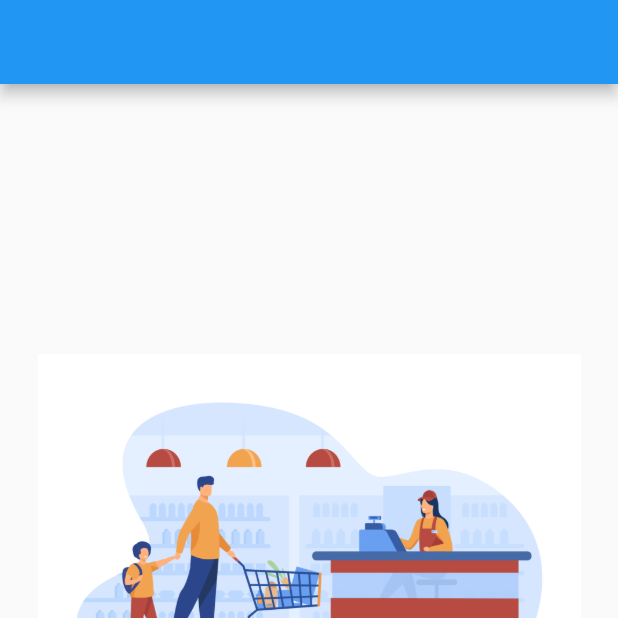
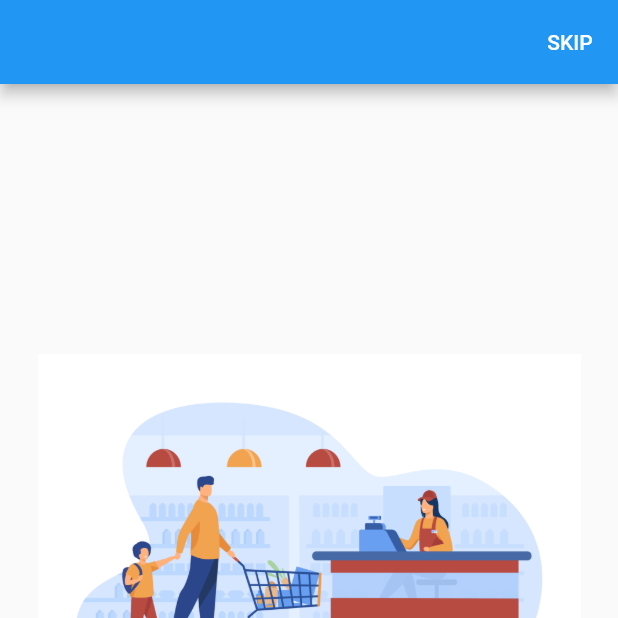
Before and after one commit to AmrAbdElHamed26/shop_app, a Flutter app: the screen it shows after launch, after a tap on the "arrow forward ios" icon, on a phone screen of 412 x 824 dp, the top half of it. Run offline on Flutter 3.47's test engine with Material 2 defaults, Android fonts, the phone set to English and light mode, and no system bars; drawn by our look-alikes of smooth_page_indicator.

Commit message:
finish OnBoarding Screen

```diff
--- a/lib/on_boarding/on_boarding_screen.dart
+++ b/lib/on_boarding/on_boarding_screen.dart
@@ -1,6 +1,9 @@
 import 'package:flutter/cupertino.dart';
 import 'package:flutter/material.dart';
 import 'package:smooth_page_indicator/smooth_page_indicator.dart';
+
+import '../login_package/login_screen.dart';
+import '../shared/components.dart';
 
 class OnBoardingData{
 
@@ -17,9 +20,14 @@ class OnBoardingData{
 
 
 }
-class OnBoardingScreen extends StatelessWidget {
+class OnBoardingScreen extends StatefulWidget {
       OnBoardingScreen({Key? key}) : super(key: key);
 
+  @override
+  State<OnBoardingScreen> createState() => _OnBoardingScreenState();
+}
+
+class _OnBoardingScreenState extends State<OnBoardingScreen> {
   List<OnBoardingData> boarding = [
     OnBoardingData(
       image: 'assets/images/onboard_1.jpg',
@@ -38,11 +46,28 @@ class OnBoardingScreen extends StatelessWidget {
     ),
 
   ];
+
+  bool isLast = false ;
   var pageController = PageController();
+
   @override
   Widget build(BuildContext context) {
     return Scaffold(
-      appBar: AppBar(),
+      appBar: AppBar(
+        actions: [
+          TextButton(onPressed: (){
+            navigateAndFinish(context, LoginScreen());
+          },
+              child: Text(
+                  'SKIP',
+                style: TextStyle(
+                  color: Colors.white,
+                ),
+              )
+            ,
+          ),
+        ],
+      ),
       body: Padding(
         padding: const EdgeInsets.all(25.0),
         child: Column(
@@ -52,6 +77,19 @@ class OnBoardingScreen extends StatelessWidget {
               child: PageView.builder(itemBuilder: (context , int index)=> BoardingItem(boarding[index]) ,
                 itemCount: boarding.length,
                 physics: BouncingScrollPhysics(),
+                onPageChanged: (int index){
+                  if(index == boarding.length-1){
+                    setState(() {
+                      isLast = true ;
+                    });
+                  }
+                  else {
+                    setState(() {
+                      isLast = false ;
+                    });
+                  }
+
+                },
                 controller: pageController,
                 scrollDirection: Axis.horizontal,
               ),
@@ -68,12 +106,18 @@ class OnBoardingScreen extends StatelessWidget {
                 Spacer(),
                 FloatingActionButton(
                   onPressed: ()=>{
-                    pageController.nextPage(
+                    if(isLast){
+                      navigateAndFinish(context , LoginScreen(),)
+                    }
+                    else{
+                      pageController.nextPage(
                         duration: Duration(
                           milliseconds: 500,
                         ),
                         curve: Curves.fastLinearToSlowEaseIn,
-                    ),
+                      ),
+                    }
+
                   },
                   child: Icon(Icons.arrow_forward_ios),
                 ),
@@ -90,8 +134,6 @@ class OnBoardingScreen extends StatelessWidget {
 
 
   }
-
-
 
   Widget BoardingItem(OnBoardingData myItem) =>Column(
     crossAxisAlignment: CrossAxisAlignment.start,
```
Also changed, not shown: lib/login_package/login_screen.dart (added, +15 -0 lines), lib/shared/components.dart (added, +19 -0 lines), 2 other files.
